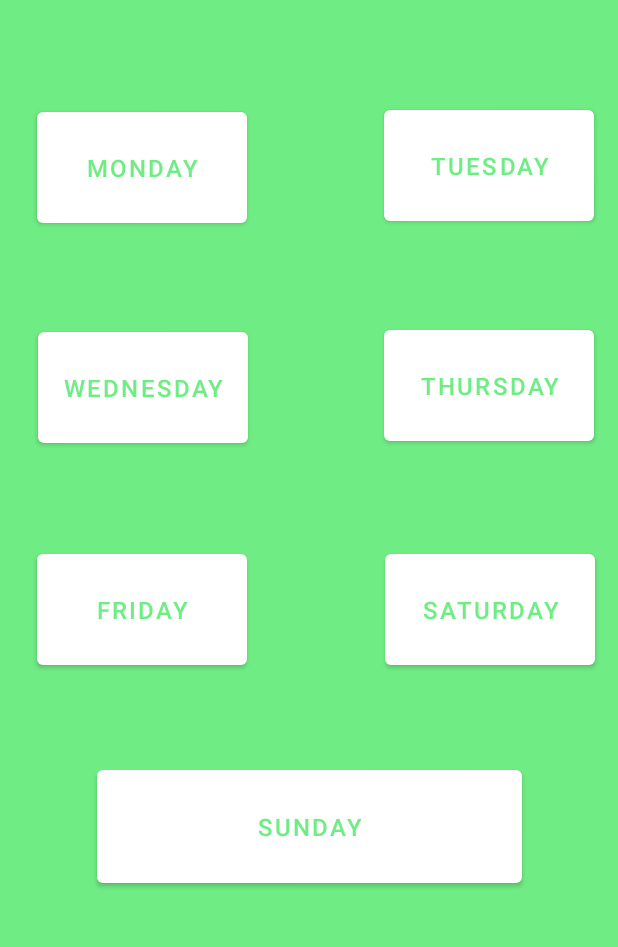
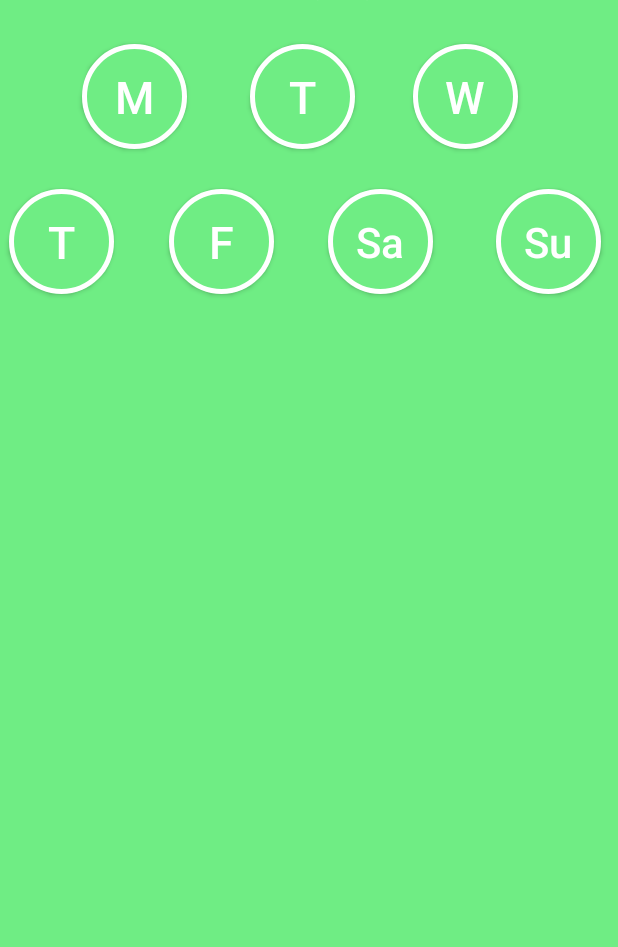
Before and after one commit to TudorBratan/iDiet-project, an Android app: the layout activity_main.xml on its own in the app's theme, with its tools: preview values and no code run, on a phone screen of 412 x 824 dp, the part 166-1113 px from its top. Run offline under Robolectric (Android 15) with nearby library versions, the phone set to English and light mode, and no system bars.

Commit message:
iDiet Project

```diff
--- a/app/build.gradle
+++ b/app/build.gradle
@@ -33,6 +33,8 @@ dependencies {
     implementation 'androidx.appcompat:appcompat:1.2.0'
     implementation 'com.google.android.material:material:1.3.0'
     implementation 'androidx.constraintlayout:constraintlayout:2.0.4'
+    implementation 'androidx.legacy:legacy-support-v4:1.0.0'
+    implementation 'androidx.recyclerview:recyclerview:1.1.0'
     testImplementation 'junit:junit:4.+'
     androidTestImplementation 'androidx.test.ext:junit:1.1.2'
     androidTestImplementation 'androidx.test.espresso:espresso-core:3.3.0'
--- /dev/null
+++ b/app/src/main/res/drawable/button_states.xml
@@ -0,0 +1,25 @@
+<?xml version="1.0" encoding="utf-8"?>
+<selector xmlns:android="http://schemas.android.com/apk/res/android">
+    <item
+        android:state_pressed="false">
+        <shape android:shape="oval" >
+            <stroke
+                android:width="3dp"
+                android:color="@color/white"/>
+            <size android:width="40dp" android:height="40dp"/>
+            <solid android:color="@color/background_green"/>
+            <corners android:radius="20dp"/>
+        </shape>
+    </item>
+    <item
+        android:state_pressed="true">
+        <shape android:shape="oval" >
+            <stroke
+                android:width="3dp"
+                android:color="@color/white"/>
+            <size android:width="40dp" android:height="40dp"/>
+            <solid android:color="@color/background_green"/>
+            <corners android:radius="20dp"/>
+        </shape>
+    </item>
+</selector>
--- a/app/src/main/res/layout/activity_main.xml
+++ b/app/src/main/res/layout/activity_main.xml
@@ -10,17 +10,20 @@
 
     <Button
         android:id="@+id/tuesday_btn"
-        android:layout_width="140dp"
-        android:layout_height="86dp"
+        android:layout_width="70dp"
+        android:layout_height="70dp"
+        android:background="@drawable/button_states"
+        android:contentDescription="@string/thursday_context"
         android:text="@string/tuesday"
-        android:textColor="#6FED84"
-        android:textSize="16sp"
+        android:textAllCaps="false"
+        android:textColor="@color/white"
+        android:textSize="30sp"
         app:layout_constraintBottom_toBottomOf="parent"
         app:layout_constraintEnd_toEndOf="parent"
-        app:layout_constraintHorizontal_bias="0.849"
+        app:layout_constraintHorizontal_bias="0.194"
         app:layout_constraintStart_toEndOf="@+id/monday_btn"
         app:layout_constraintTop_toBottomOf="@+id/main_title"
-        app:layout_constraintVertical_bias="0.08" />
+        app:layout_constraintVertical_bias="0.017" />
 
     <TextView
         android:id="@+id/main_title"
@@ -39,86 +42,100 @@
 
     <Button
         android:id="@+id/monday_btn"
-        android:layout_width="140dp"
-        android:layout_height="86dp"
+        android:layout_width="70dp"
+        android:layout_height="70dp"
+        android:background="@drawable/button_states"
+        android:contentDescription="@string/monday_context"
         android:text="@string/monday"
-        android:textColor="#6FED84"
-        android:textSize="16sp"
+        android:textAllCaps="false"
+        android:textColor="@color/white"
+        android:textSize="30sp"
         app:layout_constraintBottom_toBottomOf="parent"
         app:layout_constraintEnd_toEndOf="parent"
-        app:layout_constraintHorizontal_bias="0.091"
+        app:layout_constraintHorizontal_bias="0.16"
         app:layout_constraintStart_toStartOf="parent"
         app:layout_constraintTop_toBottomOf="@+id/main_title"
-        app:layout_constraintVertical_bias="0.082" />
+        app:layout_constraintVertical_bias="0.017" />
 
     <Button
         android:id="@+id/thursday_btn"
-        android:layout_width="140dp"
-        android:layout_height="86dp"
+        android:layout_width="70dp"
+        android:layout_height="70dp"
+        android:background="@drawable/button_states"
         android:text="@string/thursday"
-        android:textColor="#6FED84"
-        android:textSize="16sp"
+        android:textAllCaps="false"
+        android:textColor="@color/white"
+        android:textSize="30sp"
         app:layout_constraintBottom_toBottomOf="parent"
         app:layout_constraintEnd_toEndOf="parent"
-        app:layout_constraintHorizontal_bias="0.94"
+        app:layout_constraintHorizontal_bias="0.018"
         app:layout_constraintStart_toStartOf="parent"
         app:layout_constraintTop_toBottomOf="@+id/main_title"
-        app:layout_constraintVertical_bias="0.321" />
+        app:layout_constraintVertical_bias="0.172" />
 
     <Button
         android:id="@+id/sunday_btn"
-        android:layout_width="283dp"
-        android:layout_height="87dp"
+        android:layout_width="70dp"
+        android:layout_height="70dp"
+        android:background="@drawable/button_states"
         android:text="@string/sunday"
-        android:textColor="#6FED84"
-        android:textSize="16sp"
+        android:textAllCaps="false"
+        android:textColor="@color/white"
+        android:textSize="28sp"
         app:layout_constraintBottom_toBottomOf="parent"
         app:layout_constraintEnd_toEndOf="parent"
-        app:layout_constraintStart_toStartOf="parent"
+        app:layout_constraintHorizontal_bias="0.786"
+        app:layout_constraintStart_toEndOf="@+id/saturday_btn"
         app:layout_constraintTop_toBottomOf="@+id/main_title"
-        app:layout_constraintVertical_bias="0.805" />
+        app:layout_constraintVertical_bias="0.172" />
 
     <Button
         android:id="@+id/saturday_btn"
-        android:layout_width="140dp"
-        android:layout_height="86dp"
+        android:layout_width="70dp"
+        android:layout_height="70dp"
+        android:background="@drawable/button_states"
         android:text="@string/saturday"
-        android:textColor="#6FED84"
-        android:textSize="16sp"
+        android:textAllCaps="false"
+        android:textColor="@color/white"
+        android:textSize="28sp"
         app:layout_constraintBottom_toBottomOf="parent"
         app:layout_constraintEnd_toEndOf="parent"
-        app:layout_constraintHorizontal_bias="0.943"
-        app:layout_constraintStart_toStartOf="parent"
+        app:layout_constraintHorizontal_bias="0.225"
+        app:layout_constraintStart_toEndOf="@+id/friday_btn"
         app:layout_constraintTop_toBottomOf="@+id/main_title"
-        app:layout_constraintVertical_bias="0.566" />
+        app:layout_constraintVertical_bias="0.172" />
 
     <Button
         android:id="@+id/friday_btn"
-        android:layout_width="140dp"
-        android:layout_height="86dp"
+        android:layout_width="70dp"
+        android:layout_height="70dp"
+        android:background="@drawable/button_states"
         android:text="@string/friday"
-        android:textColor="#6FED84"
-        android:textSize="16sp"
+        android:textAllCaps="false"
+        android:textColor="@color/white"
+        android:textSize="30sp"
         app:layout_constraintBottom_toBottomOf="parent"
         app:layout_constraintEnd_toEndOf="parent"
-        app:layout_constraintHorizontal_bias="0.091"
-        app:layout_constraintStart_toStartOf="parent"
+        app:layout_constraintHorizontal_bias="0.137"
+        app:layout_constraintStart_toEndOf="@+id/thursday_btn"
         app:layout_constraintTop_toBottomOf="@+id/main_title"
-        app:layout_constraintVertical_bias="0.566" />
+        app:layout_constraintVertical_bias="0.172" />
 
     <Button
         android:id="@+id/wednesday_btn"
-        android:layout_width="140dp"
-        android:layout_height="86dp"
+        android:layout_width="70dp"
+        android:layout_height="70dp"
+        android:background="@drawable/button_states"
         android:text="@string/wednesday"
-        android:textColor="#6FED84"
-        android:textSize="16sp"
+        android:textAllCaps="false"
+        android:textColor="@color/white"
+        android:textSize="30sp"
         app:layout_constraintBottom_toBottomOf="parent"
         app:layout_constraintEnd_toEndOf="parent"
-        app:layout_constraintHorizontal_bias="0.092"
-        app:layout_constraintStart_toStartOf="parent"
+        app:layout_constraintHorizontal_bias="0.369"
+        app:layout_constraintStart_toEndOf="@+id/tuesday_btn"
         app:layout_constraintTop_toBottomOf="@+id/main_title"
-        app:layout_constraintVertical_bias="0.323" />
+        app:layout_constraintVertical_bias="0.017" />
 
     <ImageView
         android:id="@+id/logo"
@@ -126,6 +143,7 @@
         android:layout_height="58dp"
         android:layout_marginStart="8dp"
         android:layout_marginTop="52dp"
+        android:contentDescription="@string/app_name"
         app:layout_constraintStart_toEndOf="@+id/main_title"
         app:layout_constraintTop_toTopOf="parent"
         app:srcCompat="@drawable/ic_logo" />
@@ -144,5 +162,13 @@
         app:layout_constraintTop_toTopOf="parent"
         app:layout_constraintVertical_bias="0.318" />
 
+    <FrameLayout
+        android:id="@+id/daysfragment"
+        android:layout_width="match_parent"
+        android:layout_height="460dp"
+        app:layout_constraintBottom_toBottomOf="parent"
+        app:layout_constraintEnd_toEndOf="parent"
+        app:layout_constraintStart_toStartOf="parent" />
+
 
 </androidx.constraintlayout.widget.ConstraintLayout>
--- a/app/src/main/res/values/strings.xml
+++ b/app/src/main/res/values/strings.xml
@@ -1,13 +1,20 @@
 <resources>
     <string name="app_name">DietManagement</string>
     <string name="welcome_label">iDiet</string>
-    <string name="monday">Monday</string>
-    <string name="tuesday">Tuesday</string>
-    <string name="wednesday">Wednesday</string>
-    <string name="thursday">Thursday</string>
-    <string name="friday">Friday</string>
-    <string name="saturday">Saturday</string>
-    <string name="sunday">Sunday</string>
+    <string name="monday">M</string>
+    <string name="tuesday">T</string>
+    <string name="wednesday">W</string>
+    <string name="thursday">T</string>
+    <string name="friday">F</string>
+    <string name="saturday">Sa</string>
+    <string name="sunday">Su</string>
+    <string name="monday_context">Monday</string>
+    <string name="tuesday_context">Tuesday</string>
+    <string name="wednesday_context">Wednesday</string>
+    <string name="thursday_context">Thursday</string>
+    <string name="friday_context">Friday</string>
+    <string name="saturday_context">Saturday</string>
+    <string name="sunday_context">Sunday</string>
     <string name="username">Username</string>
     <string name="password">Password</string>
     <string name="login_btn_text">Login</string>
@@ -20,4 +27,7 @@
     <string name="current_user">User</string>
     <string name="email">Email</string>
     <string name="phone">Phone Number</string>
+    <string name="meal">Insert time and your meal</string>
+    <string name="submit">Submit</string>
+    <string name="day">Day</string>
 </resources>
--- a/app/src/main/res/values/themes.xml
+++ b/app/src/main/res/values/themes.xml
@@ -1,8 +1,8 @@
 <resources xmlns:tools="http://schemas.android.com/tools">
     <!-- Base application theme. -->
-    <style name="Theme.DietManagement" parent="Theme.MaterialComponents.DayNight.NoActionBar">
+    <style name="Theme.DietManagement" parent="Theme.AppCompat.Light.NoActionBar">
         <!-- Primary brand color. -->
-        <item name="colorPrimary">@color/white</item>
+        <item name="colorPrimary">@null</item>
         <item name="colorPrimaryVariant">@color/background_green</item>
         <item name="colorOnPrimary">@color/white</item>
         <!-- Secondary brand color. -->
```
Also changed, not shown: app/src/main/AndroidManifest.xml (+2 -6 lines), app/src/main/java/com/example/dietmanagement/MainActivity.java (+49 -0 lines), app/src/main/java/com/example/dietmanagement/MondayFragment.java (added, +57 -0 lines), app/src/main/java/com/example/dietmanagement/TuesdayFragment.java (added, +25 -0 lines), app/src/main/res/drawable/title_design.xml (added, +20 -0 lines), app/src/main/res/layout/fragment_monday.xml (added, +53 -0 lines), app/src/main/res/layout/fragment_tuesday.xml (added, +19 -0 lines).
